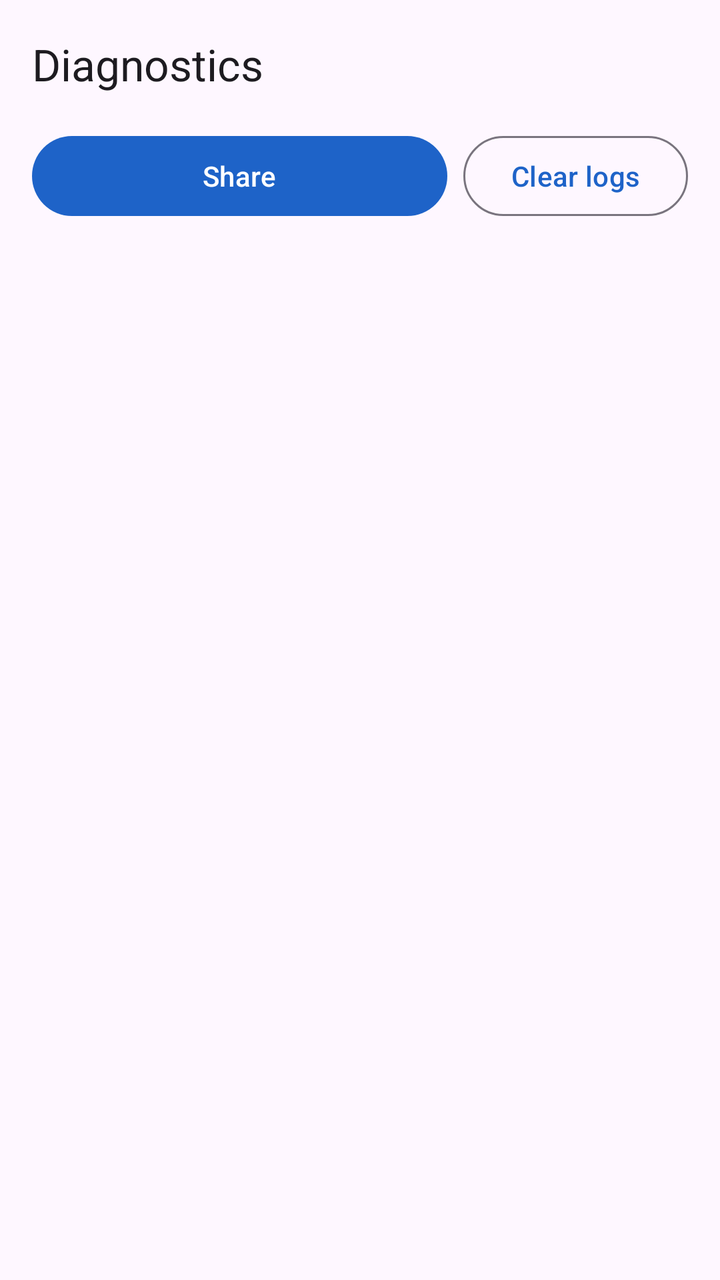
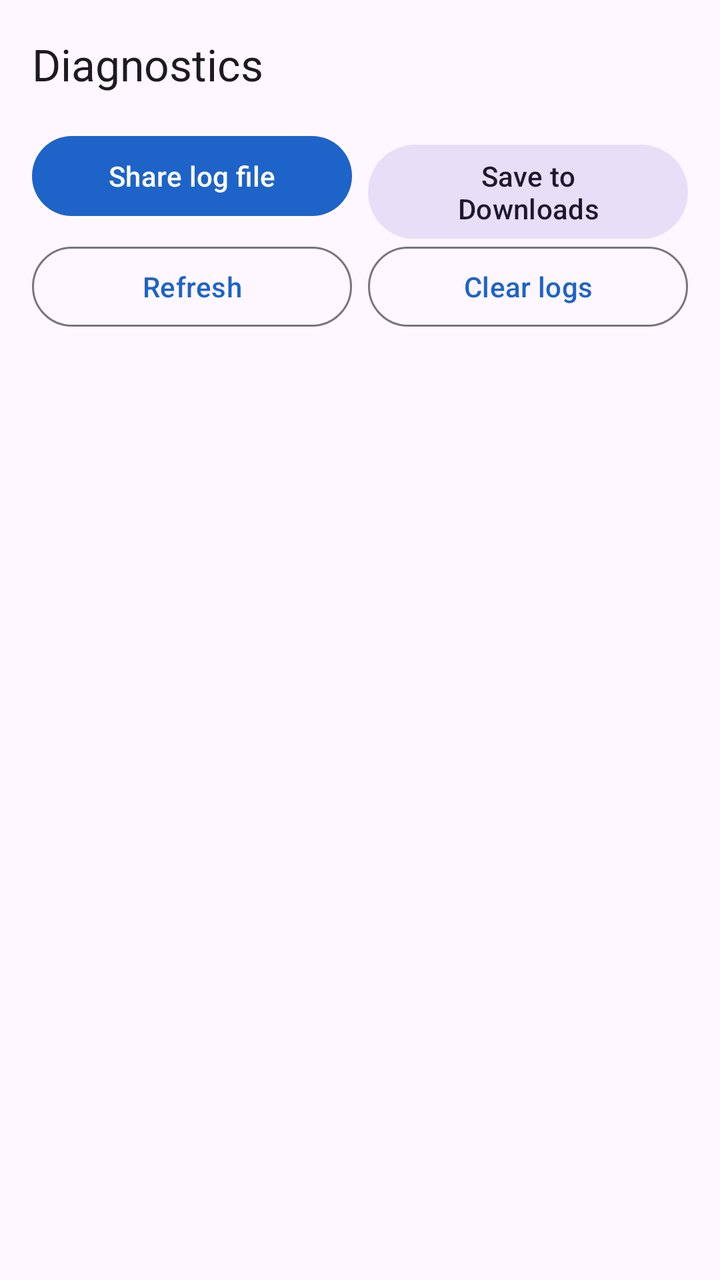

Screens rendered from an Android XML layout before and after an edit, with the pre-edit source and the edit as a unified diff.
<!-- AndroidManifest.xml: application theme Theme.DualSpace -->
<!-- res/layout/activity_diagnostics.xml -->
<?xml version="1.0" encoding="utf-8"?>
<LinearLayout xmlns:android="http://schemas.android.com/apk/res/android"
    xmlns:app="http://schemas.android.com/apk/res-auto"
    android:layout_width="match_parent"
    android:layout_height="match_parent"
    android:background="?attr/colorSurface"
    android:orientation="vertical">

    <com.google.android.material.appbar.AppBarLayout
        android:layout_width="match_parent"
        android:layout_height="wrap_content"
        android:fitsSystemWindows="true">

        <com.google.android.material.appbar.MaterialToolbar
            android:id="@+id/toolbar"
            android:layout_width="match_parent"
            android:layout_height="?attr/actionBarSize"
            app:title="@string/title_diagnostics" />
    </com.google.android.material.appbar.AppBarLayout>

    <LinearLayout
        android:layout_width="match_parent"
        android:layout_height="wrap_content"
        android:orientation="horizontal"
        android:paddingStart="16dp"
        android:paddingEnd="16dp">

        <com.google.android.material.button.MaterialButton
            android:id="@+id/btnShare"
            android:layout_width="0dp"
            android:layout_height="wrap_content"
            android:layout_marginEnd="8dp"
            android:layout_weight="1"
            android:text="@string/action_share" />

        <com.google.android.material.button.MaterialButton
            android:id="@+id/btnClear"
            style="@style/Widget.Material3.Button.OutlinedButton"
            android:layout_width="wrap_content"
            android:layout_height="wrap_content"
            android:text="@string/action_clear_logs" />
    </LinearLayout>

    <ScrollView
        android:layout_width="match_parent"
        android:layout_height="match_parent">

        <TextView
            android:id="@+id/text"
            android:layout_width="match_parent"
            android:layout_height="wrap_content"
            android:fontFamily="monospace"
            android:padding="16dp"
            android:textIsSelectable="true"
            android:textSize="12sp" />
    </ScrollView>
</LinearLayout>
<!-- resources referenced by this layout -->
<resources>
  <string name="action_clear_logs">Clear logs</string>
  <string name="action_share">Share</string>
  <string name="title_diagnostics">Diagnostics</string>
  <style name="Theme.DualSpace" parent="Theme.Material3.DayNight.NoActionBar">
          <item name="colorPrimary">@color/seed_primary</item>
          <item name="colorOnPrimary">@android:color/white</item>
          <item name="colorPrimaryContainer">@color/seed_primary_container</item>
          <item name="colorOnPrimaryContainer">@color/seed_on_primary_container</item>
          <item name="colorSecondary">@color/seed_secondary</item>
          <item name="android:statusBarColor">@android:color/transparent</item>
          <item name="android:windowLightStatusBar">true</item>
          <item name="android:navigationBarColor">@android:color/transparent</item>
      </style>
  <color name="seed_primary">#1E63C8</color>
  <color name="seed_primary_container">#D8E2FF</color>
  <color name="seed_on_primary_container">#001A41</color>
  <color name="seed_secondary">#00A67E</color>
</resources>

<!-- the commit's change to res/layout/activity_diagnostics.xml (unified diff, before → after) -->
@@ -31,27 +31,66 @@
             android:layout_height="wrap_content"
             android:layout_marginEnd="8dp"
             android:layout_weight="1"
-            android:text="@string/action_share" />
+            android:text="@string/action_share_log" />
+
+        <com.google.android.material.button.MaterialButton
+            android:id="@+id/btnExport"
+            style="@style/Widget.Material3.Button.TonalButton"
+            android:layout_width="0dp"
+            android:layout_height="wrap_content"
+            android:layout_weight="1"
+            android:text="@string/action_export_log" />
+    </LinearLayout>
+
+    <LinearLayout
+        android:layout_width="match_parent"
+        android:layout_height="wrap_content"
+        android:orientation="horizontal"
+        android:paddingStart="16dp"
+        android:paddingEnd="16dp">
+
+        <com.google.android.material.button.MaterialButton
+            android:id="@+id/btnRefresh"
+            style="@style/Widget.Material3.Button.OutlinedButton"
+            android:layout_width="0dp"
+            android:layout_height="wrap_content"
+            android:layout_marginEnd="8dp"
+            android:layout_weight="1"
+            android:text="@string/action_refresh" />
 
         <com.google.android.material.button.MaterialButton
             android:id="@+id/btnClear"
             style="@style/Widget.Material3.Button.OutlinedButton"
-            android:layout_width="wrap_content"
+            android:layout_width="0dp"
             android:layout_height="wrap_content"
+            android:layout_weight="1"
             android:text="@string/action_clear_logs" />
     </LinearLayout>
+
+    <com.google.android.material.progressindicator.LinearProgressIndicator
+        android:id="@+id/progress"
+        android:layout_width="match_parent"
+        android:layout_height="wrap_content"
+        android:indeterminate="true"
+        android:visibility="gone" />
 
     <ScrollView
         android:layout_width="match_parent"
         android:layout_height="match_parent">
 
-        <TextView
-            android:id="@+id/text"
+        <HorizontalScrollView
             android:layout_width="match_parent"
             android:layout_height="wrap_content"
-            android:fontFamily="monospace"
-            android:padding="16dp"
-            android:textIsSelectable="true"
-            android:textSize="12sp" />
+            android:fillViewport="true">
+
+            <TextView
+                android:id="@+id/text"
+                android:layout_width="wrap_content"
+                android:layout_height="wrap_content"
+                android:fontFamily="monospace"
+                android:padding="16dp"
+                android:textIsSelectable="true"
+                android:textSize="11sp" />
+        </HorizontalScrollView>
     </ScrollView>
 </LinearLayout>
<!-- resource entries referenced after the edit -->
@@ -1,7 +1,9 @@
 <!-- resources referenced by this layout -->
 <resources>
   <string name="action_clear_logs">Clear logs</string>
-  <string name="action_share">Share</string>
+  <string name="action_export_log">Save to Downloads</string>
+  <string name="action_refresh">Refresh</string>
+  <string name="action_share_log">Share log file</string>
   <string name="title_diagnostics">Diagnostics</string>
   <style name="Theme.DualSpace" parent="Theme.Material3.DayNight.NoActionBar">
           <item name="colorPrimary">@color/seed_primary</item>
